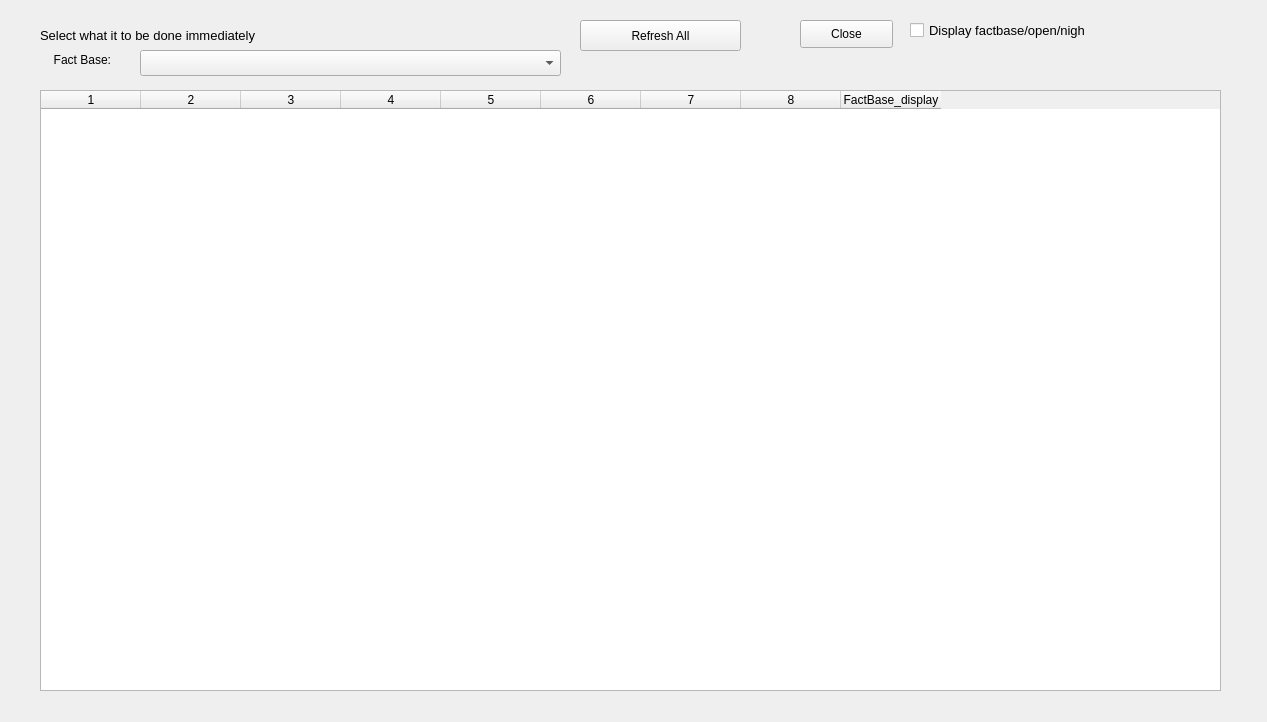
Qt form ui/Edit_AgendaUI.ui (sourcery-ai-experiments/jaar) before a commit.
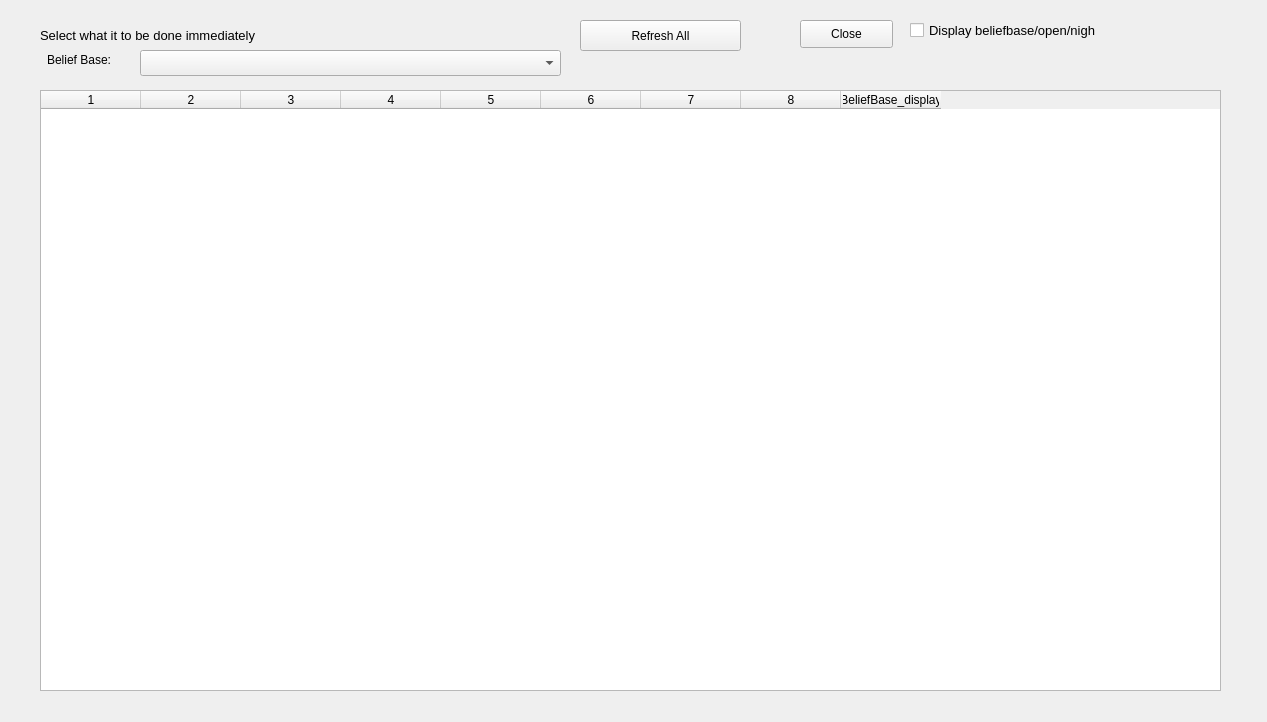
The same form after that commit.

The edit to the form file:
```diff
--- a/ui/Edit_AgendaUI.ui
+++ b/ui/Edit_AgendaUI.ui
@@ -90,7 +90,7 @@
    </column>
    <column>
     <property name="text">
-     <string>FactBase_display</string>
+     <string>BeliefBase_display</string>
     </property>
    </column>
   </widget>
@@ -132,7 +132,7 @@
     </rect>
    </property>
    <property name="text">
-    <string>Fact Base:</string>
+    <string>Belief Base:</string>
    </property>
    <property name="alignment">
     <set>Qt::AlignRight|Qt::AlignTrailing|Qt::AlignVCenter</set>
@@ -153,7 +153,7 @@
     </font>
    </property>
    <property name="text">
-    <string>Display factbase/open/nigh</string>
+    <string>Display beliefbase/open/nigh</string>
    </property>
   </widget>
  </widget>
```
Left out of the diff: 4 changed lines with no effect on the pictures.
